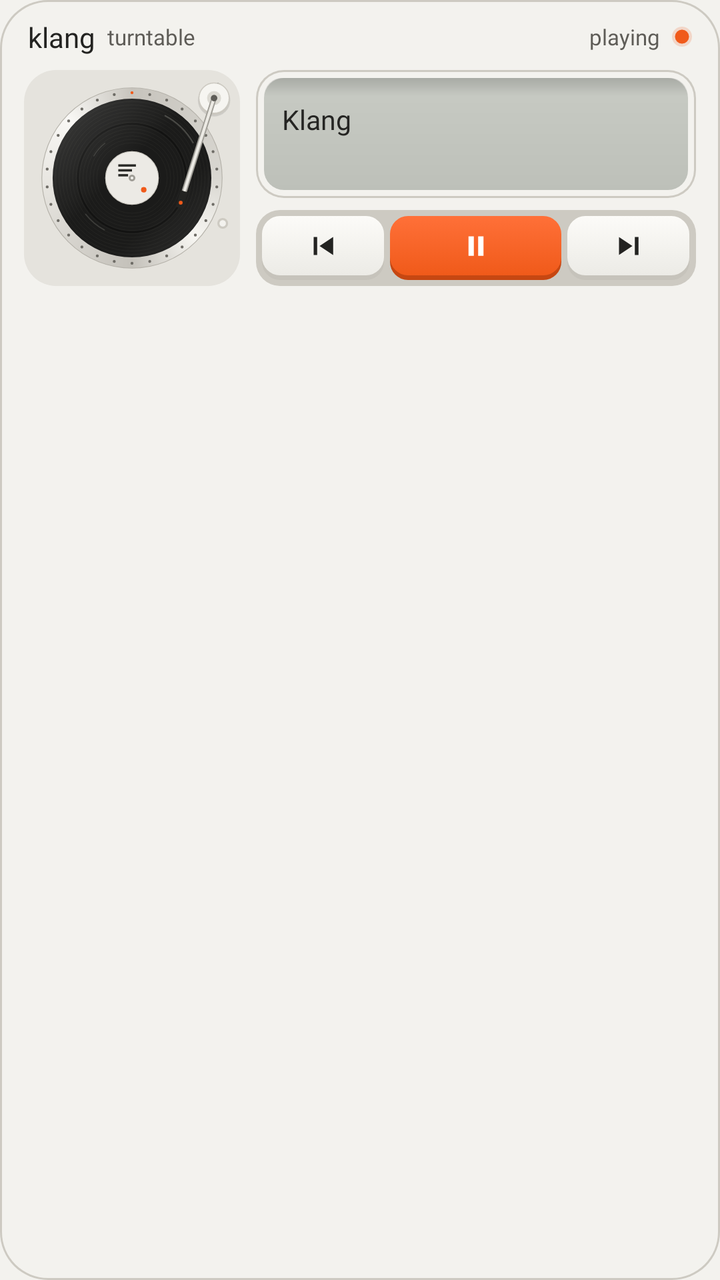
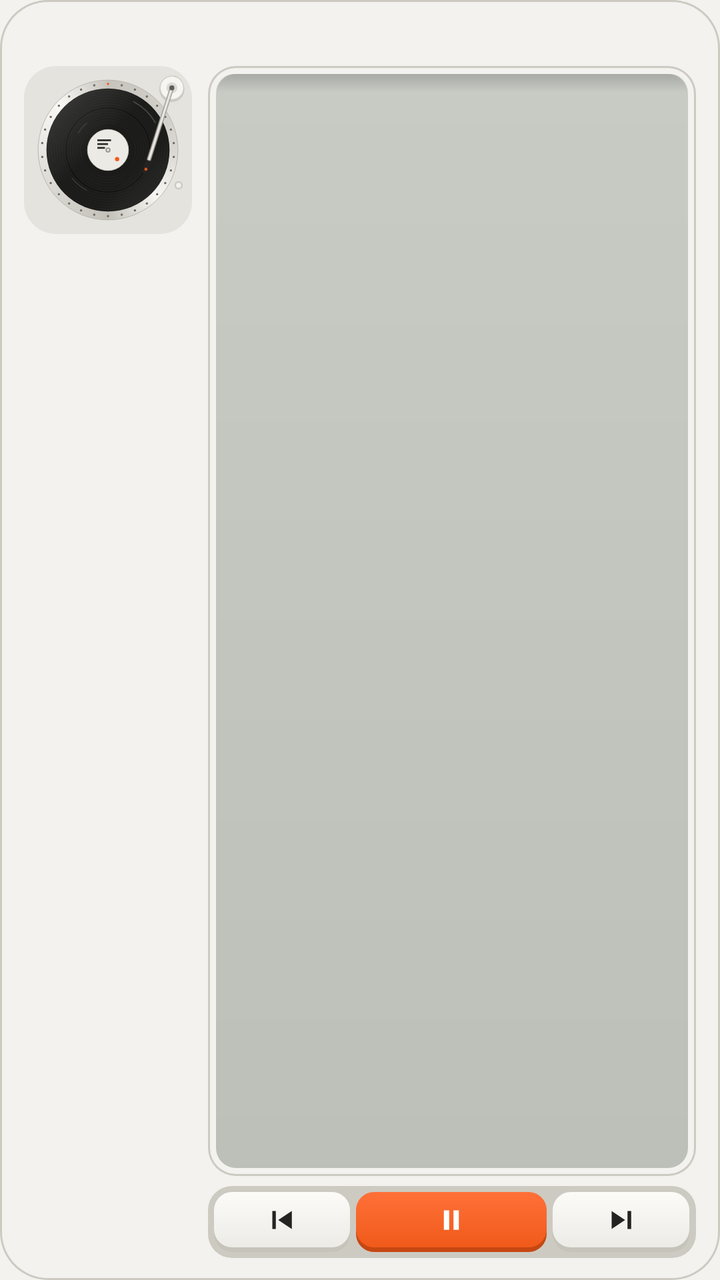

Compare the two renders of this Android layout. The source of the first and the diff that turns it into the second are given below.
<!-- AndroidManifest.xml: application theme Theme.Klang -->
<!-- res/layout/widget_klang_playing.xml -->
<?xml version="1.0" encoding="utf-8"?>
<LinearLayout xmlns:android="http://schemas.android.com/apk/res/android"
    android:id="@+id/w_root"
    android:layout_width="match_parent"
    android:layout_height="match_parent"
    android:background="@drawable/w_bg_studio"
    android:orientation="vertical"
    android:paddingStart="12dp"
    android:paddingTop="9dp"
    android:paddingEnd="12dp"
    android:paddingBottom="12dp">

    <LinearLayout
        android:layout_width="match_parent"
        android:layout_height="wrap_content"
        android:gravity="center_vertical"
        android:orientation="horizontal"
        android:paddingStart="2dp"
        android:paddingEnd="2dp">
        <TextView android:id="@+id/w_brand" android:layout_width="wrap_content" android:layout_height="wrap_content"
            android:fontFamily="@font/plex_thai_bold" android:text="klang" android:textColor="#232321" android:textSize="14sp" />
        <TextView android:id="@+id/w_model" android:layout_width="0dp" android:layout_height="wrap_content" android:layout_weight="1"
            android:layout_marginStart="6dp" android:fontFamily="@font/plex_thai_medium" android:text="turntable" android:textColor="#5E5C57" android:textSize="11sp" />
        <TextView android:id="@+id/w_label" android:layout_width="wrap_content" android:layout_height="wrap_content"
            android:fontFamily="@font/plex_thai_medium" android:text="playing" android:textColor="#5E5C57" android:textSize="11sp" />
        <ImageView android:id="@+id/w_lamp" android:layout_width="10dp" android:layout_height="10dp" android:layout_marginStart="6dp"
            android:src="@drawable/w_lamp_on" android:importantForAccessibility="no" />
    </LinearLayout>

    <LinearLayout
        android:layout_width="match_parent"
        android:layout_height="wrap_content"
        android:layout_marginTop="7dp"
        android:orientation="horizontal">

        <FrameLayout
            android:id="@+id/w_deck"
            android:layout_width="108dp"
            android:layout_height="108dp"
            android:background="@drawable/w_tile_studio">
        <ViewFlipper android:layout_width="match_parent" android:layout_height="match_parent" android:autoStart="true" android:flipInterval="150">
            <ImageView android:layout_width="match_parent" android:layout_height="match_parent" android:padding="5dp" android:src="@drawable/w_disc_r00" android:importantForAccessibility="no"/>
            <ImageView android:layout_width="match_parent" android:layout_height="match_parent" android:padding="5dp" android:src="@drawable/w_disc_r01" android:importantForAccessibility="no"/>
            <ImageView android:layout_width="match_parent" android:layout_height="match_parent" android:padding="5dp" android:src="@drawable/w_disc_r02" android:importantForAccessibility="no"/>
            <ImageView android:layout_width="match_parent" android:layout_height="match_parent" android:padding="5dp" android:src="@drawable/w_disc_r03" android:importantForAccessibility="no"/>
            <ImageView android:layout_width="match_parent" android:layout_height="match_parent" android:padding="5dp" android:src="@drawable/w_disc_r04" android:importantForAccessibility="no"/>
            <ImageView android:layout_width="match_parent" android:layout_height="match_parent" android:padding="5dp" android:src="@drawable/w_disc_r05" android:importantForAccessibility="no"/>
            <ImageView android:layout_width="match_parent" android:layout_height="match_parent" android:padding="5dp" android:src="@drawable/w_disc_r06" android:importantForAccessibility="no"/>
            <ImageView android:layout_width="match_parent" android:layout_height="match_parent" android:padding="5dp" android:src="@drawable/w_disc_r07" android:importantForAccessibility="no"/>
            <ImageView android:layout_width="match_parent" android:layout_height="match_parent" android:padding="5dp" android:src="@drawable/w_disc_r08" android:importantForAccessibility="no"/>
            <ImageView android:layout_width="match_parent" android:layout_height="match_parent" android:padding="5dp" android:src="@drawable/w_disc_r09" android:importantForAccessibility="no"/>
            <ImageView android:layout_width="match_parent" android:layout_height="match_parent" android:padding="5dp" android:src="@drawable/w_disc_r10" android:importantForAccessibility="no"/>
            <ImageView android:layout_width="match_parent" android:layout_height="match_parent" android:padding="5dp" android:src="@drawable/w_disc_r11" android:importantForAccessibility="no"/>
        </ViewFlipper>
            <ImageView android:layout_width="match_parent" android:layout_height="match_parent" android:padding="5dp" android:src="@drawable/w_disc_light" android:importantForAccessibility="no"/>
            <ImageView android:layout_width="match_parent" android:layout_height="match_parent" android:src="@drawable/w_arm_rest" android:importantForAccessibility="no"/>
            <ImageView android:layout_width="match_parent" android:layout_height="match_parent" android:src="@drawable/w_arm_on" android:importantForAccessibility="no"/>
        </FrameLayout>

        <LinearLayout
            android:layout_width="0dp"
            android:layout_height="108dp"
            android:layout_marginStart="8dp"
            android:layout_weight="1"
            android:orientation="vertical">

            <LinearLayout
                android:id="@+id/w_info"
                android:layout_width="match_parent"
                android:layout_height="0dp"
                android:layout_weight="1"
                android:background="@drawable/w_lcd_studio"
                android:gravity="center_vertical"
                android:orientation="vertical"
                android:paddingStart="13dp"
                android:paddingTop="7dp"
                android:paddingEnd="11dp"
                android:paddingBottom="7dp">
                <TextView android:id="@+id/w_title" android:layout_width="match_parent" android:layout_height="wrap_content"
                    android:ellipsize="end" android:fontFamily="@font/plex_thai_semibold" android:lineSpacingMultiplier="0.9" android:maxLines="2"
                    android:text="Klang" android:textColor="#252523" android:textSize="13.5sp" />
                <TextView android:id="@+id/w_artist" android:layout_width="match_parent" android:layout_height="wrap_content"
                    android:ellipsize="end" android:fontFamily="@font/plex_thai_regular" android:maxLines="1"
                    android:text="" android:textColor="#555852" android:textSize="11sp" />
            </LinearLayout>

            <LinearLayout
                android:id="@+id/w_track"
                android:layout_width="match_parent"
                android:layout_height="38dp"
                android:layout_marginTop="6dp"
                android:background="@drawable/w_track_studio"
                android:orientation="horizontal"
                android:padding="3dp">
                <ImageView android:id="@+id/w_prev" android:layout_width="0dp" android:layout_height="match_parent" android:layout_weight="1"
                    android:background="@drawable/w_key_studio" android:contentDescription="Previous" android:paddingBottom="2dp" android:scaleType="center" android:src="@drawable/w_ic_prev" />
                <ImageView android:id="@+id/w_play" android:layout_width="0dp" android:layout_height="match_parent" android:layout_weight="1.4"
                    android:layout_marginStart="3dp" android:layout_marginEnd="3dp"
                    android:background="@drawable/w_key_orange" android:contentDescription="Pause" android:paddingBottom="2dp" android:scaleType="center"
                    android:src="@drawable/w_ic_pause_white" />
                <ImageView android:id="@+id/w_next" android:layout_width="0dp" android:layout_height="match_parent" android:layout_weight="1"
                    android:background="@drawable/w_key_studio" android:contentDescription="Next" android:paddingBottom="2dp" android:scaleType="center" android:src="@drawable/w_ic_next" />
            </LinearLayout>
        </LinearLayout>
    </LinearLayout>
</LinearLayout>
<!-- resources referenced by this layout -->
<resources>
  <!-- drawable w_disc_r00 (drawable) -->
  <rotate xmlns:android="http://schemas.android.com/apk/res/android" android:drawable="@drawable/w_disc" android:fromDegrees="0" android:toDegrees="0" android:pivotX="50%" android:pivotY="50%"/>
  <!-- drawable w_disc_r01 (drawable) -->
  <rotate xmlns:android="http://schemas.android.com/apk/res/android" android:drawable="@drawable/w_disc" android:fromDegrees="30" android:toDegrees="30" android:pivotX="50%" android:pivotY="50%"/>
  <!-- drawable w_disc_r02 (drawable) -->
  <rotate xmlns:android="http://schemas.android.com/apk/res/android" android:drawable="@drawable/w_disc" android:fromDegrees="60" android:toDegrees="60" android:pivotX="50%" android:pivotY="50%"/>
  <!-- drawable w_disc_r03 (drawable) -->
  <rotate xmlns:android="http://schemas.android.com/apk/res/android" android:drawable="@drawable/w_disc" android:fromDegrees="90" android:toDegrees="90" android:pivotX="50%" android:pivotY="50%"/>
  <!-- drawable w_disc_r04 (drawable) -->
  <rotate xmlns:android="http://schemas.android.com/apk/res/android" android:drawable="@drawable/w_disc" android:fromDegrees="120" android:toDegrees="120" android:pivotX="50%" android:pivotY="50%"/>
  <!-- drawable w_disc_r05 (drawable) -->
  <rotate xmlns:android="http://schemas.android.com/apk/res/android" android:drawable="@drawable/w_disc" android:fromDegrees="150" android:toDegrees="150" android:pivotX="50%" android:pivotY="50%"/>
  <!-- drawable w_disc_r06 (drawable) -->
  <rotate xmlns:android="http://schemas.android.com/apk/res/android" android:drawable="@drawable/w_disc" android:fromDegrees="180" android:toDegrees="180" android:pivotX="50%" android:pivotY="50%"/>
  <!-- drawable w_disc_r07 (drawable) -->
  <rotate xmlns:android="http://schemas.android.com/apk/res/android" android:drawable="@drawable/w_disc" android:fromDegrees="210" android:toDegrees="210" android:pivotX="50%" android:pivotY="50%"/>
  <!-- drawable w_disc_r08 (drawable) -->
  <rotate xmlns:android="http://schemas.android.com/apk/res/android" android:drawable="@drawable/w_disc" android:fromDegrees="240" android:toDegrees="240" android:pivotX="50%" android:pivotY="50%"/>
  <!-- drawable w_disc_r09 (drawable) -->
  <rotate xmlns:android="http://schemas.android.com/apk/res/android" android:drawable="@drawable/w_disc" android:fromDegrees="270" android:toDegrees="270" android:pivotX="50%" android:pivotY="50%"/>
  <!-- drawable w_disc_r10 (drawable) -->
  <rotate xmlns:android="http://schemas.android.com/apk/res/android" android:drawable="@drawable/w_disc" android:fromDegrees="300" android:toDegrees="300" android:pivotX="50%" android:pivotY="50%"/>
  <!-- drawable w_disc_r11 (drawable) -->
  <rotate xmlns:android="http://schemas.android.com/apk/res/android" android:drawable="@drawable/w_disc" android:fromDegrees="330" android:toDegrees="330" android:pivotX="50%" android:pivotY="50%"/>
  <!-- drawable w_lamp_on (drawable) -->
  <vector xmlns:android="http://schemas.android.com/apk/res/android" android:width="10dp" android:height="10dp" android:viewportWidth="10" android:viewportHeight="10">
  <path android:pathData="M0,5 a5,5 0 1,1 10,0 a5,5 0 1,1 -10,0" android:fillColor="#2EF05A1A"/>
  <path android:pathData="M1.5,5 a3.5,3.5 0 1,1 7,0 a3.5,3.5 0 1,1 -7,0" android:fillColor="#F05A1A"/>
  </vector>
  <!-- drawable w_tile_studio (drawable) -->
  <shape xmlns:android="http://schemas.android.com/apk/res/android"><corners android:radius="16dp"/><solid android:color="#E5E3DD"/></shape>
  <!-- drawable w_track_studio (drawable) -->
  <shape xmlns:android="http://schemas.android.com/apk/res/android"><corners android:radius="12dp"/><solid android:color="#CDCAC2"/></shape>
  <color name="shell">#FFF3F2EE</color>
  <!-- unchanged entries left out for length: 12 -->
</resources>

<!-- the commit's change to res/layout/widget_klang_playing.xml (unified diff, before → after) -->
@@ -8,87 +8,75 @@
     android:paddingStart="12dp"
     android:paddingTop="9dp"
     android:paddingEnd="12dp"
-    android:paddingBottom="12dp">
+    android:paddingBottom="11dp">
+
+    <ImageView
+        android:id="@+id/w_head"
+        android:layout_width="match_parent"
+        android:layout_height="18dp"
+        android:scaleType="fitStart"
+        android:contentDescription="Klang turntable" />
 
     <LinearLayout
         android:layout_width="match_parent"
-        android:layout_height="wrap_content"
-        android:gravity="center_vertical"
-        android:orientation="horizontal"
-        android:paddingStart="2dp"
-        android:paddingEnd="2dp">
-        <TextView android:id="@+id/w_brand" android:layout_width="wrap_content" android:layout_height="wrap_content"
-            android:fontFamily="@font/plex_thai_bold" android:text="klang" android:textColor="#232321" android:textSize="14sp" />
-        <TextView android:id="@+id/w_model" android:layout_width="0dp" android:layout_height="wrap_content" android:layout_weight="1"
-            android:layout_marginStart="6dp" android:fontFamily="@font/plex_thai_medium" android:text="turntable" android:textColor="#5E5C57" android:textSize="11sp" />
-        <TextView android:id="@+id/w_label" android:layout_width="wrap_content" android:layout_height="wrap_content"
-            android:fontFamily="@font/plex_thai_medium" android:text="playing" android:textColor="#5E5C57" android:textSize="11sp" />
-        <ImageView android:id="@+id/w_lamp" android:layout_width="10dp" android:layout_height="10dp" android:layout_marginStart="6dp"
-            android:src="@drawable/w_lamp_on" android:importantForAccessibility="no" />
-    </LinearLayout>
-
-    <LinearLayout
-        android:layout_width="match_parent"
-        android:layout_height="wrap_content"
-        android:layout_marginTop="7dp"
+        android:layout_height="0dp"
+        android:layout_marginTop="6dp"
+        android:layout_weight="1"
         android:orientation="horizontal">
 
         <FrameLayout
             android:id="@+id/w_deck"
-            android:layout_width="108dp"
-            android:layout_height="108dp"
+            android:layout_width="84dp"
+            android:layout_height="84dp"
             android:background="@drawable/w_tile_studio">
-        <ViewFlipper android:layout_width="match_parent" android:layout_height="match_parent" android:autoStart="true" android:flipInterval="150">
-            <ImageView android:layout_width="match_parent" android:layout_height="match_parent" android:padding="5dp" android:src="@drawable/w_disc_r00" android:importantForAccessibility="no"/>
-            <ImageView android:layout_width="match_parent" android:layout_height="match_parent" android:padding="5dp" android:src="@drawable/w_disc_r01" android:importantForAccessibility="no"/>
-            <ImageView android:layout_width="match_parent" android:layout_height="match_parent" android:padding="5dp" android:src="@drawable/w_disc_r02" android:importantForAccessibility="no"/>
-            <ImageView android:layout_width="match_parent" android:layout_height="match_parent" android:padding="5dp" android:src="@drawable/w_disc_r03" android:importantForAccessibility="no"/>
-            <ImageView android:layout_width="match_parent" android:layout_height="match_parent" android:padding="5dp" android:src="@drawable/w_disc_r04" android:importantForAccessibility="no"/>
-            <ImageView android:layout_width="match_parent" android:layout_height="match_parent" android:padding="5dp" android:src="@drawable/w_disc_r05" android:importantForAccessibility="no"/>
-            <ImageView android:layout_width="match_parent" android:layout_height="match_parent" android:padding="5dp" android:src="@drawable/w_disc_r06" android:importantForAccessibility="no"/>
-            <ImageView android:layout_width="match_parent" android:layout_height="match_parent" android:padding="5dp" android:src="@drawable/w_disc_r07" android:importantForAccessibility="no"/>
-            <ImageView android:layout_width="match_parent" android:layout_height="match_parent" android:padding="5dp" android:src="@drawable/w_disc_r08" android:importantForAccessibility="no"/>
-            <ImageView android:layout_width="match_parent" android:layout_height="match_parent" android:padding="5dp" android:src="@drawable/w_disc_r09" android:importantForAccessibility="no"/>
-            <ImageView android:layout_width="match_parent" android:layout_height="match_parent" android:padding="5dp" android:src="@drawable/w_disc_r10" android:importantForAccessibility="no"/>
-            <ImageView android:layout_width="match_parent" android:layout_height="match_parent" android:padding="5dp" android:src="@drawable/w_disc_r11" android:importantForAccessibility="no"/>
-        </ViewFlipper>
-            <ImageView android:layout_width="match_parent" android:layout_height="match_parent" android:padding="5dp" android:src="@drawable/w_disc_light" android:importantForAccessibility="no"/>
-            <ImageView android:layout_width="match_parent" android:layout_height="match_parent" android:src="@drawable/w_arm_rest" android:importantForAccessibility="no"/>
-            <ImageView android:layout_width="match_parent" android:layout_height="match_parent" android:src="@drawable/w_arm_on" android:importantForAccessibility="no"/>
+            <ViewFlipper android:layout_width="match_parent" android:layout_height="match_parent" android:autoStart="true" android:flipInterval="150">
+                <ImageView android:layout_width="match_parent" android:layout_height="match_parent" android:scaleType="fitCenter" android:importantForAccessibility="no" android:padding="4dp" android:src="@drawable/w_disc_r00"/>
+                <ImageView android:layout_width="match_parent" android:layout_height="match_parent" android:scaleType="fitCenter" android:importantForAccessibility="no" android:padding="4dp" android:src="@drawable/w_disc_r01"/>
+                <ImageView android:layout_width="match_parent" android:layout_height="match_parent" android:scaleType="fitCenter" android:importantForAccessibility="no" android:padding="4dp" android:src="@drawable/w_disc_r02"/>
+                <ImageView android:layout_width="match_parent" android:layout_height="match_parent" android:scaleType="fitCenter" android:importantForAccessibility="no" android:padding="4dp" android:src="@drawable/w_disc_r03"/>
+                <ImageView android:layout_width="match_parent" android:layout_height="match_parent" android:scaleType="fitCenter" android:importantForAccessibility="no" android:padding="4dp" android:src="@drawable/w_disc_r04"/>
+                <ImageView android:layout_width="match_parent" android:layout_height="match_parent" android:scaleType="fitCenter" android:importantForAccessibility="no" android:padding="4dp" android:src="@drawable/w_disc_r05"/>
+                <ImageView android:layout_width="match_parent" android:layout_height="match_parent" android:scaleType="fitCenter" android:importantForAccessibility="no" android:padding="4dp" android:src="@drawable/w_disc_r06"/>
+                <ImageView android:layout_width="match_parent" android:layout_height="match_parent" android:scaleType="fitCenter" android:importantForAccessibility="no" android:padding="4dp" android:src="@drawable/w_disc_r07"/>
+                <ImageView android:layout_width="match_parent" android:layout_height="match_parent" android:scaleType="fitCenter" android:importantForAccessibility="no" android:padding="4dp" android:src="@drawable/w_disc_r08"/>
+                <ImageView android:layout_width="match_parent" android:layout_height="match_parent" android:scaleType="fitCenter" android:importantForAccessibility="no" android:padding="4dp" android:src="@drawable/w_disc_r09"/>
+                <ImageView android:layout_width="match_parent" android:layout_height="match_parent" android:scaleType="fitCenter" android:importantForAccessibility="no" android:padding="4dp" android:src="@drawable/w_disc_r10"/>
+                <ImageView android:layout_width="match_parent" android:layout_height="match_parent" android:scaleType="fitCenter" android:importantForAccessibility="no" android:padding="4dp" android:src="@drawable/w_disc_r11"/>
+            </ViewFlipper>
+            <ImageView android:layout_width="match_parent" android:layout_height="match_parent" android:scaleType="fitCenter" android:importantForAccessibility="no" android:padding="4dp" android:src="@drawable/w_disc_light"/>
+            <ImageView android:layout_width="match_parent" android:layout_height="match_parent" android:scaleType="fitCenter" android:importantForAccessibility="no" android:src="@drawable/w_arm_rest"/>
+            <ImageView android:layout_width="match_parent" android:layout_height="match_parent" android:scaleType="fitCenter" android:importantForAccessibility="no" android:src="@drawable/w_arm_on"/>
         </FrameLayout>
 
         <LinearLayout
             android:layout_width="0dp"
-            android:layout_height="108dp"
+            android:layout_height="match_parent"
             android:layout_marginStart="8dp"
             android:layout_weight="1"
             android:orientation="vertical">
 
-            <LinearLayout
+            <FrameLayout
                 android:id="@+id/w_info"
                 android:layout_width="match_parent"
                 android:layout_height="0dp"
                 android:layout_weight="1"
                 android:background="@drawable/w_lcd_studio"
-                android:gravity="center_vertical"
-                android:orientation="vertical"
-                android:paddingStart="13dp"
-                android:paddingTop="7dp"
-                android:paddingEnd="11dp"
-                android:paddingBottom="7dp">
-                <TextView android:id="@+id/w_title" android:layout_width="match_parent" android:layout_height="wrap_content"
-                    android:ellipsize="end" android:fontFamily="@font/plex_thai_semibold" android:lineSpacingMultiplier="0.9" android:maxLines="2"
-                    android:text="Klang" android:textColor="#252523" android:textSize="13.5sp" />
-                <TextView android:id="@+id/w_artist" android:layout_width="match_parent" android:layout_height="wrap_content"
-                    android:ellipsize="end" android:fontFamily="@font/plex_thai_regular" android:maxLines="1"
-                    android:text="" android:textColor="#555852" android:textSize="11sp" />
-            </LinearLayout>
+                android:paddingStart="14dp"
+                android:paddingTop="5dp"
+                android:paddingEnd="12dp"
+                android:paddingBottom="5dp">
+                <ImageView
+                    android:id="@+id/w_text"
+                    android:layout_width="match_parent"
+                    android:layout_height="match_parent"
+                    android:scaleType="fitStart" />
+            </FrameLayout>
 
             <LinearLayout
                 android:id="@+id/w_track"
                 android:layout_width="match_parent"
-                android:layout_height="38dp"
-                android:layout_marginTop="6dp"
+                android:layout_height="36dp"
+                android:layout_marginTop="5dp"
                 android:background="@drawable/w_track_studio"
                 android:orientation="horizontal"
                 android:padding="3dp">
<!-- resource entries referenced after the edit -->
@@ -24,11 +24,6 @@
   <rotate xmlns:android="http://schemas.android.com/apk/res/android" android:drawable="@drawable/w_disc" android:fromDegrees="300" android:toDegrees="300" android:pivotX="50%" android:pivotY="50%"/>
   <!-- drawable w_disc_r11 (drawable) -->
   <rotate xmlns:android="http://schemas.android.com/apk/res/android" android:drawable="@drawable/w_disc" android:fromDegrees="330" android:toDegrees="330" android:pivotX="50%" android:pivotY="50%"/>
-  <!-- drawable w_lamp_on (drawable) -->
-  <vector xmlns:android="http://schemas.android.com/apk/res/android" android:width="10dp" android:height="10dp" android:viewportWidth="10" android:viewportHeight="10">
-  <path android:pathData="M0,5 a5,5 0 1,1 10,0 a5,5 0 1,1 -10,0" android:fillColor="#2EF05A1A"/>
-  <path android:pathData="M1.5,5 a3.5,3.5 0 1,1 7,0 a3.5,3.5 0 1,1 -7,0" android:fillColor="#F05A1A"/>
-  </vector>
   <!-- drawable w_tile_studio (drawable) -->
   <shape xmlns:android="http://schemas.android.com/apk/res/android"><corners android:radius="16dp"/><solid android:color="#E5E3DD"/></shape>
   <!-- drawable w_track_studio (drawable) -->
